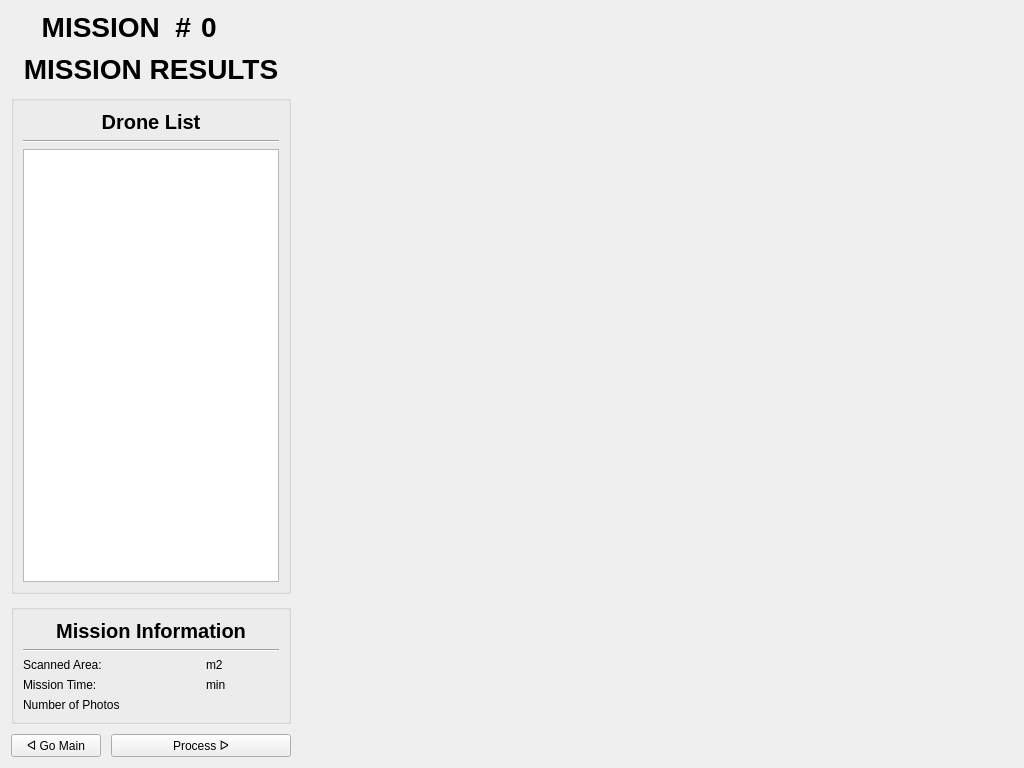
Old version of the form UI/Postflight/post_design.ui in the repository cmpe-DroneLab/GeoFly3D.
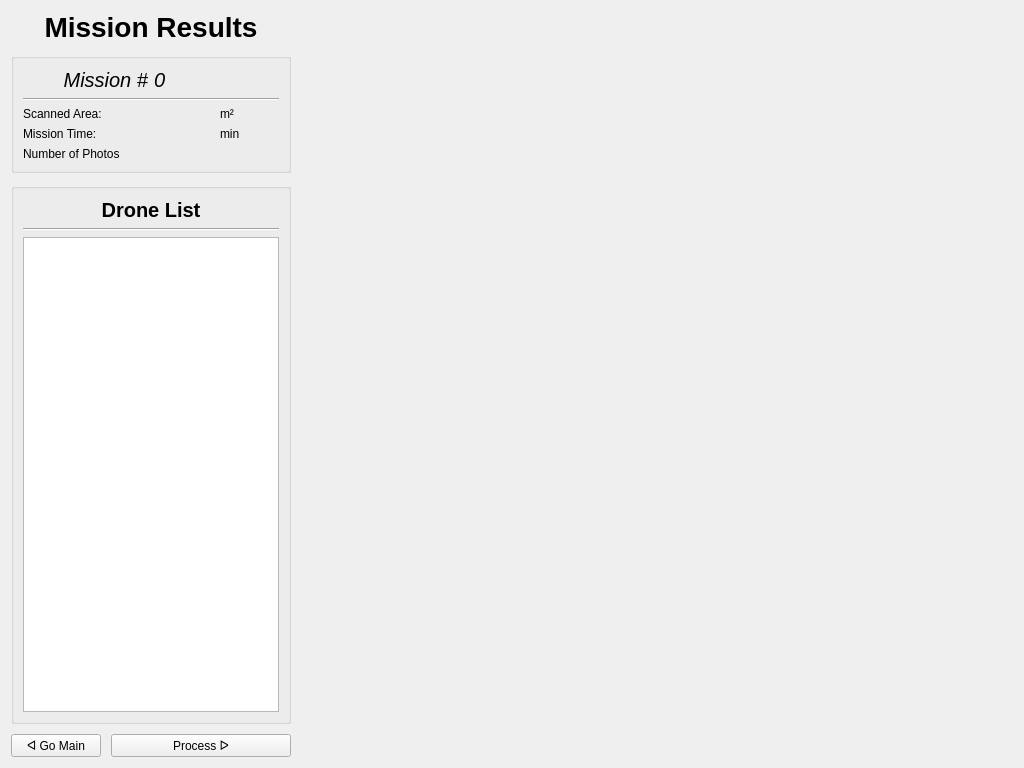
New version of the form.

The edit to the form file:
```diff
--- a/UI/Postflight/post_design.ui
+++ b/UI/Postflight/post_design.ui
@@ -15,43 +15,10 @@
   </property>
   <layout class="QHBoxLayout" name="horizontalLayout_2" stretch="0,4">
    <item>
-    <layout class="QVBoxLayout" name="v_lay_left" stretch="0,0,0,0,0">
+    <layout class="QVBoxLayout" name="v_lay_left" stretch="0,0,0,0">
      <property name="spacing">
       <number>10</number>
      </property>
-     <item>
-      <layout class="QGridLayout" name="g_lay_mission_header">
-       <item row="0" column="2">
-        <widget class="QLabel" name="id_label">
-         <property name="font">
-          <font>
-           <pointsize>21</pointsize>
-           <bold>true</bold>
-          </font>
-         </property>
-         <property name="text">
-          <string>0</string>
-         </property>
-        </widget>
-       </item>
-       <item row="0" column="0" colspan="2">
-        <widget class="QLabel" name="label_header">
-         <property name="font">
-          <font>
-           <pointsize>21</pointsize>
-           <bold>true</bold>
-          </font>
-         </property>
-         <property name="text">
-          <string>MISSION  #</string>
-         </property>
-         <property name="alignment">
-          <set>Qt::AlignRight|Qt::AlignTrailing|Qt::AlignVCenter</set>
-         </property>
-        </widget>
-       </item>
-      </layout>
-     </item>
      <item>
       <widget class="QLabel" name="label_header">
        <property name="font">
@@ -61,7 +28,7 @@
         </font>
        </property>
        <property name="text">
-        <string>MISSION RESULTS</string>
+        <string>Mission Results</string>
        </property>
        <property name="textFormat">
         <enum>Qt::AutoText</enum>
@@ -69,44 +36,6 @@
        <property name="alignment">
         <set>Qt::AlignCenter</set>
        </property>
-       <property name="margin">
-        <number>10</number>
-       </property>
-      </widget>
-     </item>
-     <item>
-      <widget class="QGroupBox" name="gb_drones">
-       <property name="title">
-        <string/>
-       </property>
-       <layout class="QVBoxLayout" name="verticalLayout_2">
-        <item>
-         <widget class="QLabel" name="label_drones">
-          <property name="font">
-           <font>
-            <pointsize>15</pointsize>
-            <bold>true</bold>
-           </font>
-          </property>
-          <property name="text">
-           <string>Drone List</string>
-          </property>
-          <property name="alignment">
-           <set>Qt::AlignCenter</set>
-          </property>
-         </widget>
-        </item>
-        <item>
-         <widget class="Line" name="line">
-          <property name="orientation">
-           <enum>Qt::Horizontal</enum>
-          </property>
-         </widget>
-        </item>
-        <item>
-         <widget class="QListWidget" name="listWidget"/>
-        </item>
-       </layout>
       </widget>
      </item>
      <item>
@@ -115,88 +44,145 @@
         <string/>
        </property>
        <layout class="QGridLayout" name="gridLayout">
-        <item row="2" column="2">
+        <item row="2" column="3">
          <widget class="QLabel" name="scanned_area_unit">
           <property name="text">
-           <string>m2</string>
+           <string>m²</string>
           </property>
          </widget>
         </item>
-        <item row="0" column="0" colspan="3">
-         <widget class="QLabel" name="label_mission_information">
-          <property name="font">
-           <font>
-            <pointsize>15</pointsize>
-            <bold>true</bold>
-           </font>
-          </property>
-          <property name="text">
-           <string>Mission Information</string>
-          </property>
-          <property name="alignment">
-           <set>Qt::AlignCenter</set>
-          </property>
-         </widget>
-        </item>
-        <item row="1" column="0" colspan="3">
-         <widget class="Line" name="line_2">
-          <property name="orientation">
-           <enum>Qt::Horizontal</enum>
-          </property>
-         </widget>
-        </item>
-        <item row="2" column="1">
+        <item row="2" column="2">
          <widget class="QLabel" name="scanned_area_value">
           <property name="text">
            <string/>
           </property>
+          <property name="alignment">
+           <set>Qt::AlignRight|Qt::AlignTrailing|Qt::AlignVCenter</set>
+          </property>
          </widget>
         </item>
-        <item row="2" column="0">
+        <item row="3" column="2">
+         <widget class="QLabel" name="mission_time_value">
+          <property name="text">
+           <string/>
+          </property>
+          <property name="alignment">
+           <set>Qt::AlignRight|Qt::AlignTrailing|Qt::AlignVCenter</set>
+          </property>
+         </widget>
+        </item>
+        <item row="3" column="3">
+         <widget class="QLabel" name="mission_time_unit">
+          <property name="text">
+           <string>min</string>
+          </property>
+         </widget>
+        </item>
+        <item row="0" column="2">
+         <widget class="QLabel" name="id_label">
+          <property name="font">
+           <font>
+            <pointsize>15</pointsize>
+            <italic>true</italic>
+           </font>
+          </property>
+          <property name="text">
+           <string>0</string>
+          </property>
+         </widget>
+        </item>
+        <item row="5" column="2">
+         <widget class="QLabel" name="batt_required_value">
+          <property name="text">
+           <string/>
+          </property>
+          <property name="alignment">
+           <set>Qt::AlignRight|Qt::AlignTrailing|Qt::AlignVCenter</set>
+          </property>
+         </widget>
+        </item>
+        <item row="2" column="0" colspan="2">
          <widget class="QLabel" name="scanned_area_label">
           <property name="text">
            <string>Scanned Area:</string>
           </property>
          </widget>
         </item>
-        <item row="5" column="0">
+        <item row="5" column="0" colspan="2">
          <widget class="QLabel" name="batt_required_label">
           <property name="text">
            <string>Number of Photos</string>
           </property>
          </widget>
         </item>
-        <item row="5" column="1">
-         <widget class="QLabel" name="batt_required_value">
-          <property name="text">
-           <string/>
-          </property>
-         </widget>
-        </item>
-        <item row="3" column="2">
-         <widget class="QLabel" name="mission_time_unit">
-          <property name="text">
-           <string>min</string>
-          </property>
-         </widget>
-        </item>
-        <item row="3" column="0">
+        <item row="3" column="0" colspan="2">
          <widget class="QLabel" name="mission_time_label">
           <property name="text">
            <string>Mission Time:</string>
           </property>
          </widget>
         </item>
-        <item row="3" column="1">
-         <widget class="QLabel" name="mission_time_value">
+        <item row="1" column="0" colspan="4">
+         <widget class="Line" name="line_2">
+          <property name="orientation">
+           <enum>Qt::Horizontal</enum>
+          </property>
+         </widget>
+        </item>
+        <item row="0" column="0" colspan="2">
+         <widget class="QLabel" name="label_mission_information">
+          <property name="font">
+           <font>
+            <pointsize>15</pointsize>
+            <italic>true</italic>
+           </font>
+          </property>
           <property name="text">
-           <string/>
+           <string>Mission #</string>
           </property>
+          <property name="alignment">
+           <set>Qt::AlignRight|Qt::AlignTrailing|Qt::AlignVCenter</set>
+          </property>
          </widget>
         </item>
        </layout>
       </widget>
      </item>
+     <item>
+      <widget class="QGroupBox" name="gb_drones">
+       <property name="title">
+        <string/>
+       </property>
+       <layout class="QVBoxLayout" name="verticalLayout_2">
+        <item>
+         <widget class="QLabel" name="label_drones">
+          <property name="font">
+           <font>
+            <pointsize>15</pointsize>
+            <bold>true</bold>
+           </font>
+          </property>
+          <property name="text">
+           <string>Drone List</string>
+          </property>
+          <property name="alignment">
+           <set>Qt::AlignCenter</set>
+          </property>
+         </widget>
+        </item>
+        <item>
+         <widget class="Line" name="line">
+          <property name="orientation">
+           <enum>Qt::Horizontal</enum>
+          </property>
+         </widget>
+        </item>
+        <item>
+         <widget class="QListWidget" name="listWidget"/>
+        </item>
+       </layout>
+      </widget>
+     </item>
      <item>
       <layout class="QGridLayout" name="g_lay_buttons">
        <item row="0" column="0">
```
